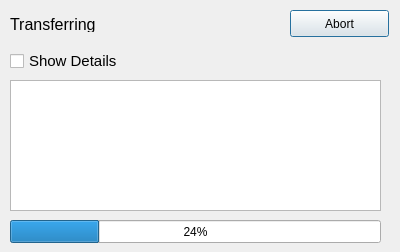
Old version of the form SteamGameMover/TransferProgressDialog.ui in the repository larryprice/SteamGameMover.
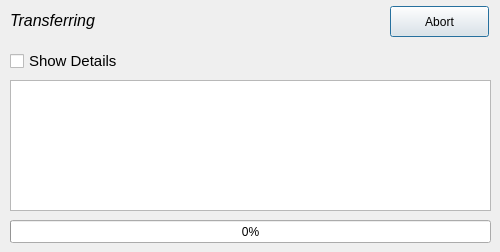
New version of the form.

Commit message: Progress updates. Not quite finished. Also, ze abort, it does nozing.

```diff
--- a/SteamGameMover/TransferProgressDialog.ui
+++ b/SteamGameMover/TransferProgressDialog.ui
@@ -9,7 +9,7 @@
    <rect>
     <x>0</x>
     <y>0</y>
-    <width>400</width>
+    <width>500</width>
     <height>252</height>
    </rect>
   </property>
@@ -24,26 +24,27 @@
     <rect>
      <x>10</x>
      <y>220</y>
-     <width>371</width>
+     <width>481</width>
      <height>23</height>
     </rect>
    </property>
    <property name="value">
-    <number>24</number>
+    <number>0</number>
    </property>
   </widget>
   <widget class="QLabel" name="label">
    <property name="geometry">
     <rect>
      <x>10</x>
-     <y>16</y>
-     <width>271</width>
-     <height>16</height>
+     <y>10</y>
+     <width>371</width>
+     <height>21</height>
     </rect>
    </property>
    <property name="font">
     <font>
      <pointsize>12</pointsize>
+     <italic>true</italic>
     </font>
    </property>
    <property name="text">
@@ -55,7 +56,7 @@
     <rect>
      <x>10</x>
      <y>80</y>
-     <width>371</width>
+     <width>481</width>
      <height>131</height>
     </rect>
    </property>
@@ -81,10 +82,10 @@
   <widget class="QPushButton" name="pushButton">
    <property name="geometry">
     <rect>
-     <x>290</x>
-     <y>10</y>
+     <x>390</x>
+     <y>6</y>
      <width>99</width>
-     <height>27</height>
+     <height>31</height>
     </rect>
    </property>
    <property name="text">
```
Left out of the diff: 8 changed lines with no effect on the pictures. The commit also changes 5 other files.
